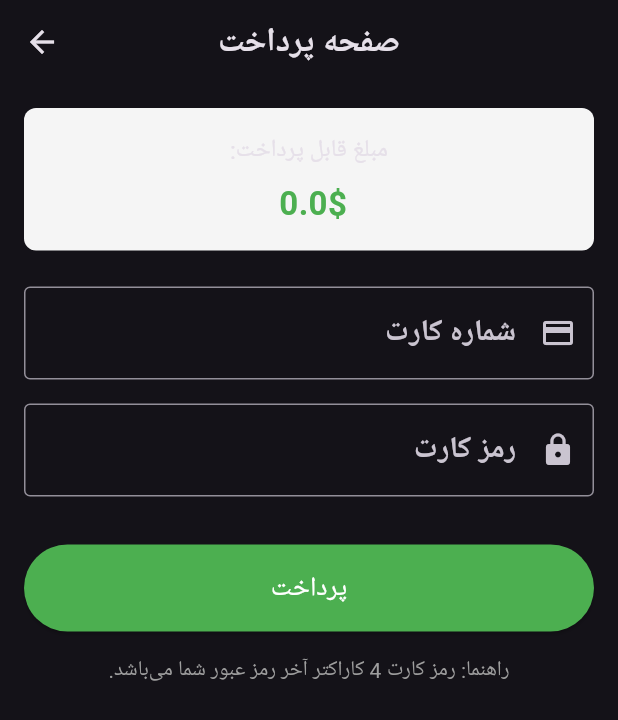
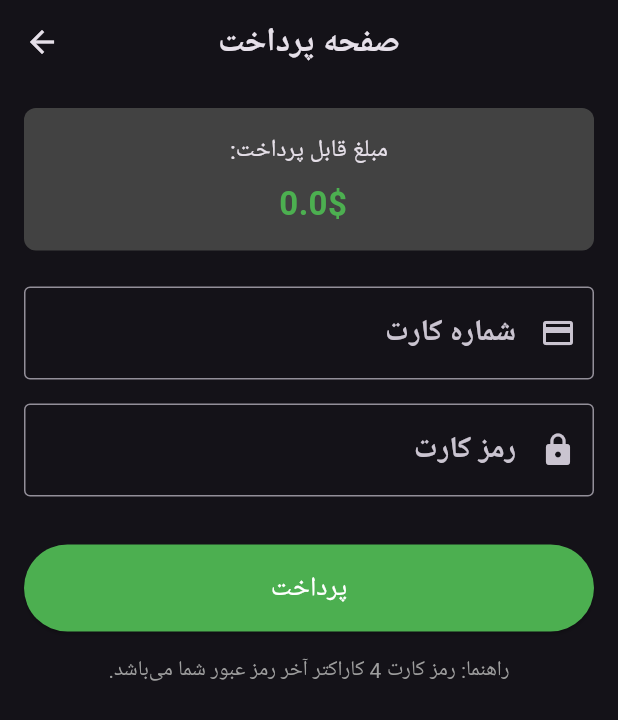
Before and after one commit to HosseinBadr404/music_player, a Flutter app: the PaymentPage screen opened directly with empty values, on a phone screen of 412 x 824 dp. Shown: the top 720 px of the screen. Run offline on Flutter 3.47's test engine with Material 3 defaults, Android fonts, the phone set to English and light mode, and no system bars; our stand-ins replace image_picker, just_audio, permission_handler; accounts and stored records are empty; Roboto replaces fonts that are missing (Lora).

Commit message:
update payment page

```diff
--- a/lib/payment_page.dart
+++ b/lib/payment_page.dart
@@ -103,7 +103,7 @@ class _PaymentPageState extends State<PaymentPage> {
                 Container(
                   padding: const EdgeInsets.all(16),
                   decoration: BoxDecoration(
-                    color: Colors.grey[100],
+                    color: Colors.grey[800],
                     borderRadius: BorderRadius.circular(8),
                   ),
                   child: Column(
```
